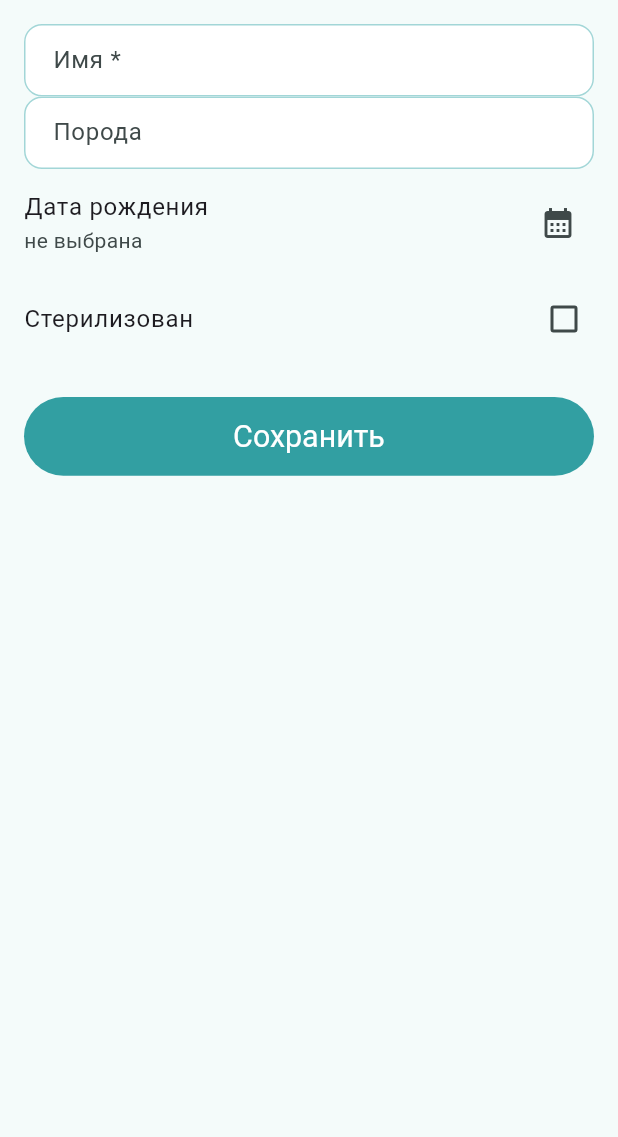
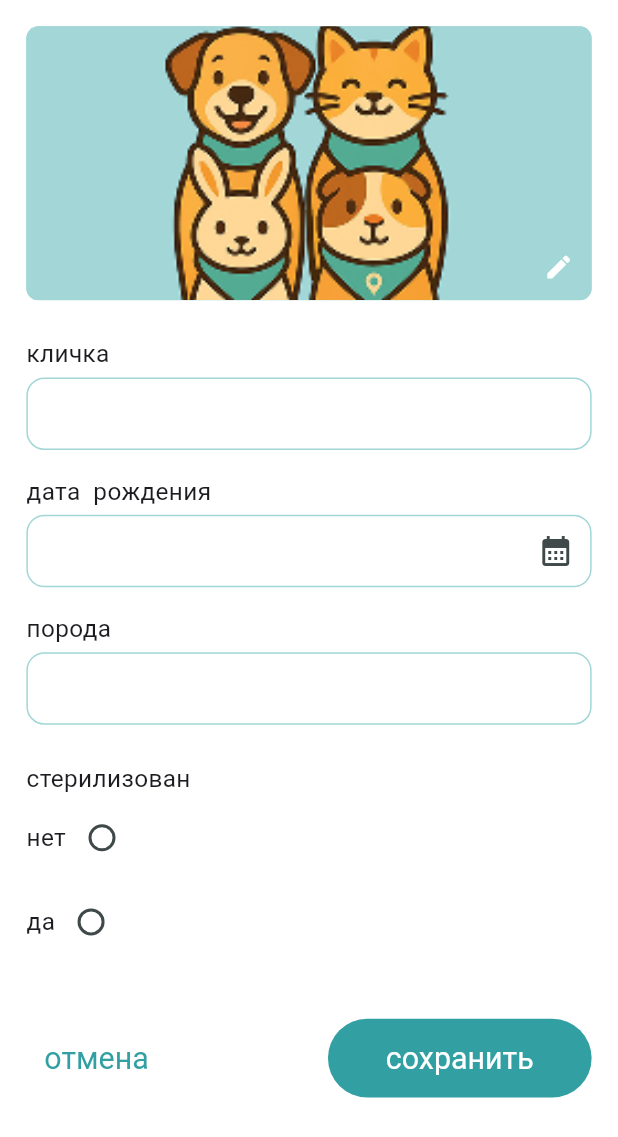
Before and after one commit to Alex-Yu21/pet_map, a Flutter app: the AddPetView screen opened directly, on a phone screen of 412 x 824 dp. Shown: the top 1137 px of the screen. Run offline on Flutter 3.47's test engine with Material 3 defaults, Android fonts, the phone set to English and light mode, and no system bars; our stand-ins replace flutter_riverpod, flutter_screenutil, flutter_svg, geolocator, shared_preferences, sqflite; missing offline and left inert: yandex_mapkit; accounts and stored records are empty.

Commit message:
feat: new AddPetView

```diff
--- a/lib/presentation/views/add_pet_view/add_pet_view.dart
+++ b/lib/presentation/views/add_pet_view/add_pet_view.dart
@@ -1,7 +1,9 @@
 import 'package:flutter/material.dart';
 import 'package:flutter_riverpod/flutter_riverpod.dart';
+import 'package:flutter_screenutil/flutter_screenutil.dart';
 import 'package:pet_map/domain/entities/pet.dart';
 import 'package:pet_map/presentation/providers/pets_ui_providers.dart';
+import 'package:pet_map/presentation/resources/app_colors.dart';
 
 class AddPetView extends ConsumerStatefulWidget {
   final Pet? initialPet;
@@ -17,13 +19,13 @@ class _AddPetViewState extends ConsumerState<AddPetView> {
   final _breedCtrl = TextEditingController();
 
   DateTime? _birthDate;
-  bool _sterilized = false;
+  bool? _sterilized;
 
   @override
   void initState() {
     super.initState();
-    if (widget.initialPet != null) {
-      final p = widget.initialPet!;
+    final p = widget.initialPet;
+    if (p != null) {
       _nameCtrl.text = p.name;
       _breedCtrl.text = p.breed ?? '';
       _birthDate = p.birthDate;
@@ -52,68 +54,192 @@ class _AddPetViewState extends ConsumerState<AddPetView> {
   Future<void> _save() async {
     if (!_formKey.currentState!.validate()) return;
 
-    final newPet = Pet(
+    final pet = Pet(
       id: widget.initialPet?.id,
       name: _nameCtrl.text.trim(),
       breed: _breedCtrl.text.trim().isEmpty ? null : _breedCtrl.text.trim(),
       birthDate: _birthDate,
       photoPath: null, // TODO: добавить фото
-      isSterilized: _sterilized,
+      isSterilized: _sterilized!,
     );
 
-    final controller = ref.read(petControllerProvider);
-
-    if (widget.initialPet == null) {
-      await controller.addPet(newPet);
-    } else {
-      await controller.updatePet(newPet);
-    }
-    Navigator.pop(context);
+    final ctrl = ref.read(petControllerProvider);
+    widget.initialPet == null
+        ? await ctrl.addPet(pet)
+        : await ctrl.updatePet(pet);
+    if (mounted) Navigator.pop(context);
   }
 
   @override
   Widget build(BuildContext context) {
-    return Padding(
-      padding: const EdgeInsets.all(16),
+    return Scaffold(
+      backgroundColor: Colors.white,
+      body: SafeArea(
         child: Form(
           key: _formKey,
           child: ListView(
+            padding: EdgeInsets.all(16.w),
             children: [
-            // TODO: кнопка фото
+              _PhotoBlock(
+                onPick: () {
+                  /* TODO: фото */
+                },
+              ),
+              SizedBox(height: 24.h),
+              _Label('кличка'),
               TextFormField(
                 controller: _nameCtrl,
-              decoration: const InputDecoration(labelText: 'Имя *'),
+                maxLines: null,
                 validator:
-                  (v) => (v == null || v.trim().isEmpty) ? 'Введите имя' : null,
+                    (v) =>
+                        v == null || v.trim().isEmpty ? 'Введите кличку' : null,
               ),
+              SizedBox(height: 16.h),
+              _Label('дата  рождения'),
               TextFormField(
-              controller: _breedCtrl,
-              decoration: const InputDecoration(labelText: 'Порода'),
+                readOnly: true,
+                controller: TextEditingController(
+                  text: _birthDate == null ? '' : _fmt(_birthDate!),
                 ),
-            ListTile(
-              contentPadding: EdgeInsets.zero,
-              title: const Text('Дата рождения'),
-              subtitle: Text(
-                _birthDate != null
-                    ? '${_birthDate!.day}.${_birthDate!.month}.${_birthDate!.year}'
-                    : 'не выбрана',
-              ),
-              trailing: IconButton(
+                onTap: _pickBirthDate,
+                decoration: InputDecoration(
+                  suffixIcon: IconButton(
                     icon: const Icon(Icons.calendar_month),
                     onPressed: _pickBirthDate,
                   ),
                 ),
-            CheckboxListTile(
-              contentPadding: EdgeInsets.zero,
-              title: const Text('Стерилизован'),
-              value: _sterilized,
-              onChanged: (v) => setState(() => _sterilized = v ?? false),
               ),
-            const SizedBox(height: 24),
-            ElevatedButton(onPressed: _save, child: const Text('Сохранить')),
+              SizedBox(height: 16.h),
+              _Label('порода'),
+              TextFormField(controller: _breedCtrl),
+              SizedBox(height: 24.h),
+              _Label('стерилизован'),
+              Column(
+                crossAxisAlignment: CrossAxisAlignment.start,
+                children: [
+                  _RadioLine(
+                    label: 'нет',
+                    value: false,
+                    group: _sterilized,
+                    onChanged: (v) => setState(() => _sterilized = v),
+                  ),
+                  SizedBox(height: 8.h),
+                  _RadioLine(
+                    label: 'да',
+                    value: true,
+                    group: _sterilized,
+                    onChanged: (v) => setState(() => _sterilized = v),
+                  ),
                 ],
+              ),
+              SizedBox(height: 40.h),
+              Row(
+                mainAxisAlignment: MainAxisAlignment.spaceBetween,
+                children: [
+                  TextButton(
+                    onPressed: () => Navigator.pop(context),
+                    child: const Text('отмена'),
+                  ),
+                  SizedBox(
+                    width: 160.w,
+                    child: ElevatedButton(
+                      onPressed: _save,
+                      style: ElevatedButton.styleFrom(
+                        minimumSize: const Size.fromHeight(46),
+                        shape: const StadiumBorder(),
+                      ),
+                      child: const Text('сохранить'),
+                    ),
+                  ),
+                ],
+              ),
+            ],
+          ),
         ),
       ),
     );
   }
+
+  String _fmt(DateTime d) =>
+      '${d.day.toString().padLeft(2, '0')}.${d.month.toString().padLeft(2, '0')}.${d.year}';
 }
+
+class _Label extends StatelessWidget {
+  final String text;
+  const _Label(this.text);
+
+  @override
+  Widget build(BuildContext context) => Padding(
+    padding: const EdgeInsets.only(bottom: 4),
+    child: Text(text, style: TextStyle(fontSize: 16.sp)),
+  );
+}
+
+class _PhotoBlock extends StatelessWidget {
+  const _PhotoBlock({required this.onPick});
+  final VoidCallback onPick;
+
+  @override
+  Widget build(BuildContext context) {
+    return Stack(
+      children: [
+        Container(
+          height: 180.h,
+          decoration: BoxDecoration(
+            borderRadius: BorderRadius.circular(8),
+            color: AppColors.secondary,
+            image: const DecorationImage(
+              fit: BoxFit.cover,
+              image: AssetImage('assets/images/no_image.png'),
+            ),
+          ),
+        ),
+        Positioned(
+          right: 8,
+          bottom: 8,
+          child: Material(
+            color: Colors.transparent,
+            child: InkWell(
+              borderRadius: BorderRadius.circular(20),
+              onTap: onPick,
+              child: const Padding(
+                padding: EdgeInsets.all(4),
+                child: Icon(Icons.edit, color: Colors.white, size: 20),
+              ),
+            ),
+          ),
+        ),
+      ],
+    );
+  }
+}
+
+class _RadioLine extends StatelessWidget {
+  const _RadioLine({
+    required this.label,
+    required this.value,
+    required this.group,
+    required this.onChanged,
+  });
+
+  final String label;
+  final bool value;
+  final bool? group;
+  final ValueChanged<bool> onChanged;
+
+  @override
+  Widget build(BuildContext context) => InkWell(
+    onTap: () => onChanged(value),
+    child: Row(
+      mainAxisSize: MainAxisSize.min,
+      children: [
+        Text(label, style: TextStyle(fontSize: 16.sp)),
+        Radio<bool>(
+          value: value,
+          groupValue: group,
+          onChanged: (v) => onChanged(v!),
+        ),
+      ],
+    ),
+  );
+}
```
Also changed, not shown: assets/images/no_image.png. Lines whose indentation alone changed are shown as unchanged.
